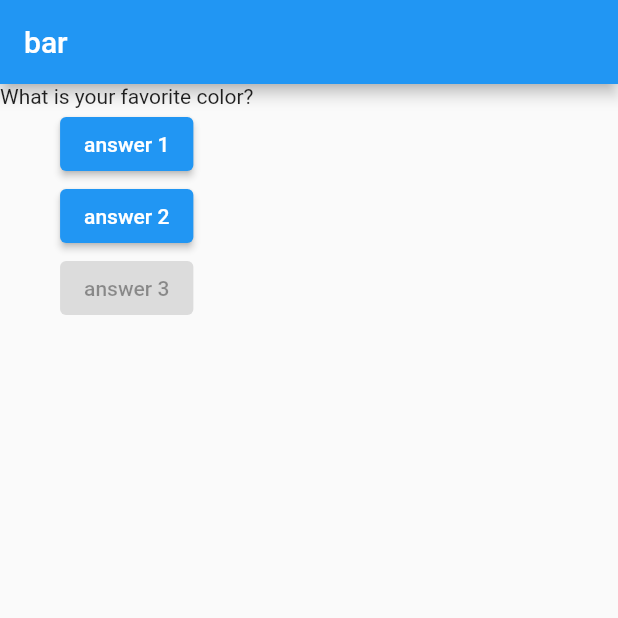
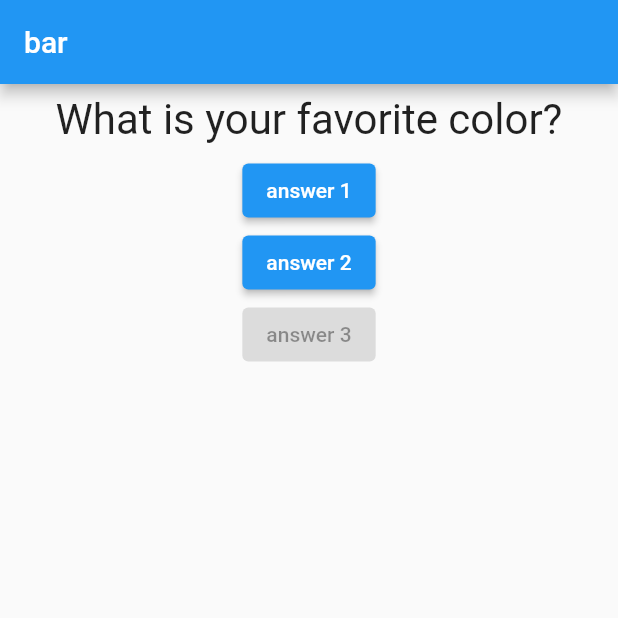
Before and after one commit to ivan100kg/flutter_course_1, a Flutter app: the screen it shows after launch, on a phone screen of 412 x 824 dp, the top half of it. Run offline on Flutter 3.47's test engine with Material 2 defaults, Android fonts, the phone set to English and light mode, and no system bars.

Commit message:
Add styles

```diff
--- a/flutter_complete_guide/lib/question.dart
+++ b/flutter_complete_guide/lib/question.dart
@@ -1,12 +1,21 @@
 import 'package:flutter/material.dart';
 
 class Question extends StatelessWidget {
-  String questionText;
+  final String questionText;
 
   Question(this.questionText);
 
   @override
   Widget build(BuildContext context) {
-    return Text(questionText);
+    return Container(
+      child: Text(
+        questionText,
+        style: TextStyle(fontSize: 28),
+        textAlign: TextAlign.center,
+      ),
+      width: double.infinity,
+      margin: EdgeInsets.all(5.0),
+      padding: EdgeInsets.all(2),
+    );
   }
 }
```
